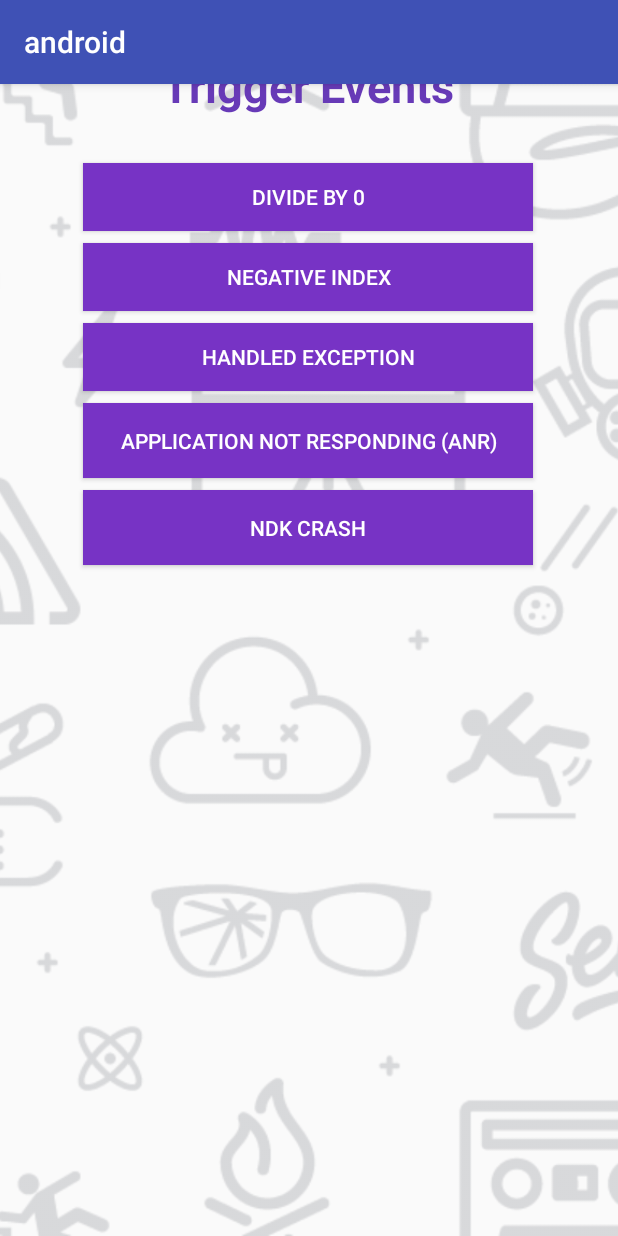
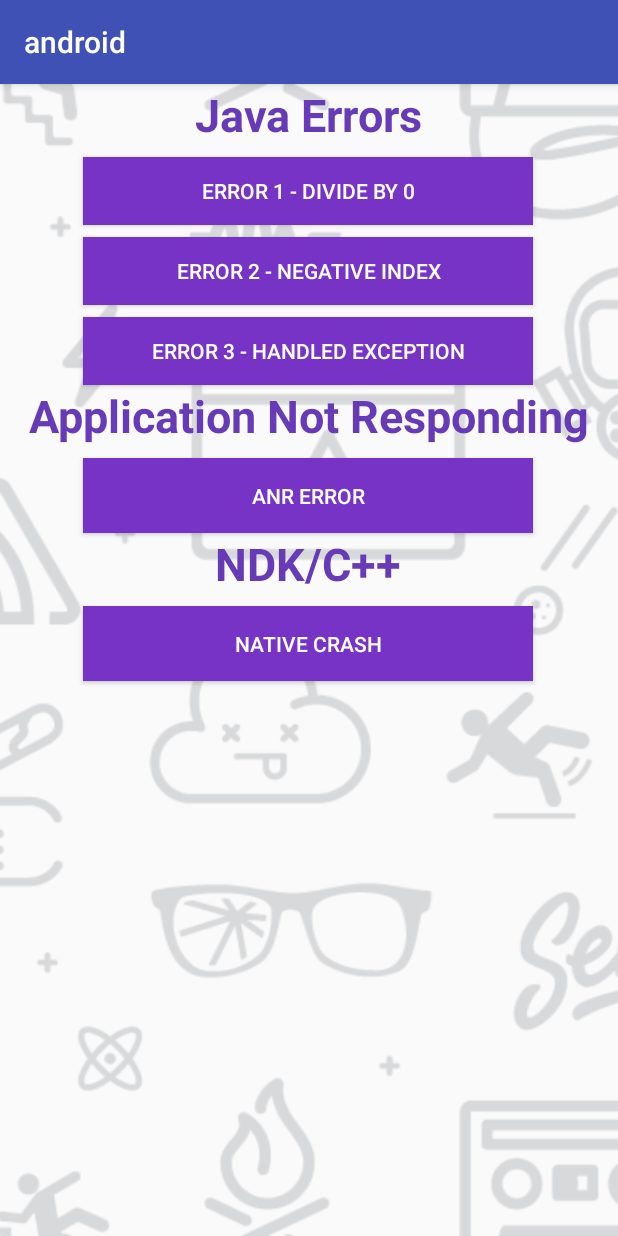
Before and after one commit to sentry-demos/android, an Android app: the screen it shows after launch (MainActivity), on a phone screen of 412 x 824 dp. Run offline under Robolectric (Android 15) with nearby library versions, the phone set to English and light mode, and no system bars; libraries missing offline, so code that uses them is left out: io.sentry.core.

Commit message:
Headers for xml JavaErrors, ANR, NDK/Cpp

```diff
--- a/app/src/main/java/com/example/vu/android/MainActivity.java
+++ b/app/src/main/java/com/example/vu/android/MainActivity.java
@@ -64,7 +64,7 @@ public class MainActivity extends AppCompatActivity {
         });
 
         // NATIVE CRASH
-        findViewById(R.id.ndk_crash).setOnClickListener(view -> NativeSample.crash());
+        findViewById(R.id.native_crash).setOnClickListener(view -> NativeSample.crash());
 
 // TBD 12/17/19 not needed at this point in time
 //         HANDLED NATIVE CRASH
--- a/app/src/main/res/layout/activity_main.xml
+++ b/app/src/main/res/layout/activity_main.xml
@@ -19,11 +19,10 @@
         android:id="@+id/errors"
         android:layout_width="wrap_content"
         android:layout_height="wrap_content"
-        android:text="Trigger Events"
+        android:text="Java Errors"
         android:textColor="#673AB7"
         android:textSize="30sp"
         android:textStyle="bold"
-        app:layout_constraintBottom_toTopOf="parent"
         app:layout_constraintHorizontal_bias="0.498"
         app:layout_constraintLeft_toLeftOf="parent"
         app:layout_constraintRight_toRightOf="parent"
@@ -35,9 +34,9 @@
         android:id="@+id/div_zero"
         android:layout_width="300dp"
         android:layout_height="45dp"
-        android:layout_marginTop="32dp"
+        android:layout_marginTop="8dp"
         android:background="#7733C5"
-        android:text="Divide by 0"
+        android:text="Error 1 - Divide by 0"
         android:textColor="#FFFFFF"
         app:layout_constraintHorizontal_bias="0.495"
         app:layout_constraintLeft_toLeftOf="parent"
@@ -50,7 +49,7 @@
         android:layout_height="45dp"
         android:layout_marginTop="8dp"
         android:background="#7733C5"
-        android:text="Negative Index"
+        android:text="Error 2 - Negative Index"
         android:textColor="#FFFFFF"
         app:layout_constraintHorizontal_bias="0.495"
         app:layout_constraintLeft_toLeftOf="parent"
@@ -63,12 +62,26 @@
         android:layout_height="45dp"
         android:layout_marginTop="8dp"
         android:background="#7733C5"
-        android:text="Handled Exception"
+        android:text="Error 3 - Handled Exception"
         android:textColor="#FFFFFF"
         app:layout_constraintHorizontal_bias="0.495"
         app:layout_constraintLeft_toLeftOf="parent"
         app:layout_constraintRight_toRightOf="parent"
         app:layout_constraintTop_toBottomOf="@+id/negative_index" />
+
+    <TextView
+        android:id="@+id/applicationnotresponding"
+        android:layout_width="wrap_content"
+        android:layout_height="wrap_content"
+        android:text="Application Not Responding"
+        android:textColor="#673AB7"
+        android:textSize="30sp"
+        android:textStyle="bold"
+        app:layout_constraintHorizontal_bias="0.498"
+        app:layout_constraintLeft_toLeftOf="parent"
+        app:layout_constraintRight_toRightOf="parent"
+        app:layout_constraintTop_toBottomOf="@+id/handled_exception"
+        app:layout_constraintVertical_bias="0.6" />
 
     <Button
         android:id="@+id/anr"
@@ -76,25 +89,39 @@
         android:layout_height="50dp"
         android:layout_marginTop="8dp"
         android:background="#7733C5"
-        android:text="Application Not Responding (ANR)"
+        android:text="ANR Error"
         android:textColor="#FFFFFF"
         app:layout_constraintHorizontal_bias="0.495"
         app:layout_constraintLeft_toLeftOf="parent"
         app:layout_constraintRight_toRightOf="parent"
-        app:layout_constraintTop_toBottomOf="@+id/handled_exception" />
+        app:layout_constraintTop_toBottomOf="@+id/applicationnotresponding" />
+
+    <TextView
+        android:id="@+id/ndkcpp"
+        android:layout_width="wrap_content"
+        android:layout_height="wrap_content"
+        android:text="NDK/C++"
+        android:textColor="#673AB7"
+        android:textSize="30sp"
+        android:textStyle="bold"
+        app:layout_constraintHorizontal_bias="0.498"
+        app:layout_constraintLeft_toLeftOf="parent"
+        app:layout_constraintRight_toRightOf="parent"
+        app:layout_constraintTop_toBottomOf="@+id/anr"
+        app:layout_constraintVertical_bias="0.6" />
 
     <Button
-        android:id="@+id/ndk_crash"
+        android:id="@+id/native_crash"
         android:layout_width="300dp"
         android:layout_height="50dp"
         android:layout_marginTop="8dp"
         android:background="#7733C5"
-        android:text="NDK Crash"
+        android:text="Native Crash"
         android:textColor="#FFFFFF"
         app:layout_constraintHorizontal_bias="0.495"
         app:layout_constraintLeft_toLeftOf="parent"
         app:layout_constraintRight_toRightOf="parent"
-        app:layout_constraintTop_toBottomOf="@+id/anr" />
+        app:layout_constraintTop_toBottomOf="@+id/ndkcpp" />
 
 <!--    <Button-->
 <!--        android:id="@+id/ndk_handled_crash"-->
```
Also changed, not shown: 3 other files.
